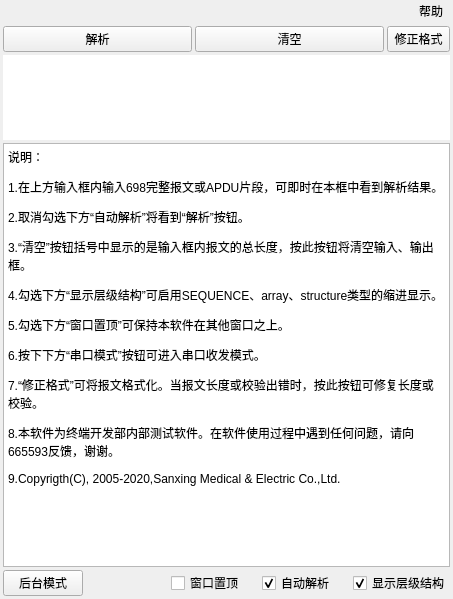
The window that UI/trans_window.ui (KayFelicities/698trans) describes before a commit, drawn with Qt 5.
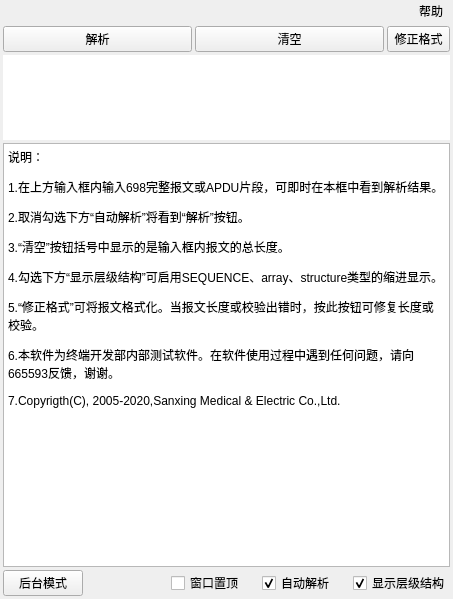
The same window after the commit. Icons and pictures are not drawn.

```diff
--- a/UI/trans_window.ui
+++ b/UI/trans_window.ui
@@ -194,13 +194,11 @@
 &lt;p style=&quot; margin-top:12px; margin-bottom:12px; margin-left:0px; margin-right:0px; -qt-block-indent:0; text-indent:0px;&quot;&gt;说明：&lt;/p&gt;
 &lt;p style=&quot; margin-top:12px; margin-bottom:12px; margin-left:0px; margin-right:0px; -qt-block-indent:0; text-indent:0px;&quot;&gt;1.在上方输入框内输入698完整报文或APDU片段，可即时在本框中看到解析结果。&lt;/p&gt;
 &lt;p style=&quot; margin-top:12px; margin-bottom:12px; margin-left:0px; margin-right:0px; -qt-block-indent:0; text-indent:0px;&quot;&gt;2.取消勾选下方“自动解析”将看到“解析”按钮。&lt;/p&gt;
-&lt;p style=&quot; margin-top:12px; margin-bottom:12px; margin-left:0px; margin-right:0px; -qt-block-indent:0; text-indent:0px;&quot;&gt;3.“清空”按钮括号中显示的是输入框内报文的总长度，按此按钮将清空输入、输出框。&lt;/p&gt;
+&lt;p style=&quot; margin-top:12px; margin-bottom:12px; margin-left:0px; margin-right:0px; -qt-block-indent:0; text-indent:0px;&quot;&gt;3.“清空”按钮括号中显示的是输入框内报文的总长度。&lt;/p&gt;
 &lt;p style=&quot; margin-top:12px; margin-bottom:12px; margin-left:0px; margin-right:0px; -qt-block-indent:0; text-indent:0px;&quot;&gt;4.勾选下方“显示层级结构”可启用SEQUENCE、array、structure类型的缩进显示。&lt;/p&gt;
-&lt;p style=&quot; margin-top:12px; margin-bottom:12px; margin-left:0px; margin-right:0px; -qt-block-indent:0; text-indent:0px;&quot;&gt;5.勾选下方“窗口置顶”可保持本软件在其他窗口之上。&lt;/p&gt;
-&lt;p style=&quot; margin-top:12px; margin-bottom:12px; margin-left:0px; margin-right:0px; -qt-block-indent:0; text-indent:0px;&quot;&gt;6.按下下方“串口模式”按钮可进入串口收发模式。&lt;/p&gt;
-&lt;p style=&quot; margin-top:12px; margin-bottom:12px; margin-left:0px; margin-right:0px; -qt-block-indent:0; text-indent:0px;&quot;&gt;7.“修正格式”可将报文格式化。当报文长度或校验出错时，按此按钮可修复长度或校验。&lt;/p&gt;
-&lt;p style=&quot; margin-top:12px; margin-bottom:12px; margin-left:0px; margin-right:0px; -qt-block-indent:0; text-indent:0px;&quot;&gt;8.本软件为终端开发部内部测试软件。在软件使用过程中遇到任何问题，请向665593反馈，谢谢。&lt;/p&gt;
-&lt;p style=&quot; margin-top:12px; margin-bottom:12px; margin-left:0px; margin-right:0px; -qt-block-indent:0; text-indent:0px;&quot;&gt;9.Copyrigth(C), 2005-2020,Sanxing Medical &amp;amp; Electric Co.,Ltd.&lt;/p&gt;&lt;/body&gt;&lt;/html&gt;</string>
+&lt;p style=&quot; margin-top:12px; margin-bottom:12px; margin-left:0px; margin-right:0px; -qt-block-indent:0; text-indent:0px;&quot;&gt;5.“修正格式”可将报文格式化。当报文长度或校验出错时，按此按钮可修复长度或校验。&lt;/p&gt;
+&lt;p style=&quot; margin-top:12px; margin-bottom:12px; margin-left:0px; margin-right:0px; -qt-block-indent:0; text-indent:0px;&quot;&gt;6.本软件为终端开发部内部测试软件。在软件使用过程中遇到任何问题，请向665593反馈，谢谢。&lt;/p&gt;
+&lt;p style=&quot; margin-top:12px; margin-bottom:12px; margin-left:0px; margin-right:0px; -qt-block-indent:0; text-indent:0px;&quot;&gt;7.Copyrigth(C), 2005-2020,Sanxing Medical &amp;amp; Electric Co.,Ltd.&lt;/p&gt;&lt;/body&gt;&lt;/html&gt;</string>
           </property>
          </widget>
         </item>
```
Left out of the diff: 2 changed lines with no effect on the pictures.
